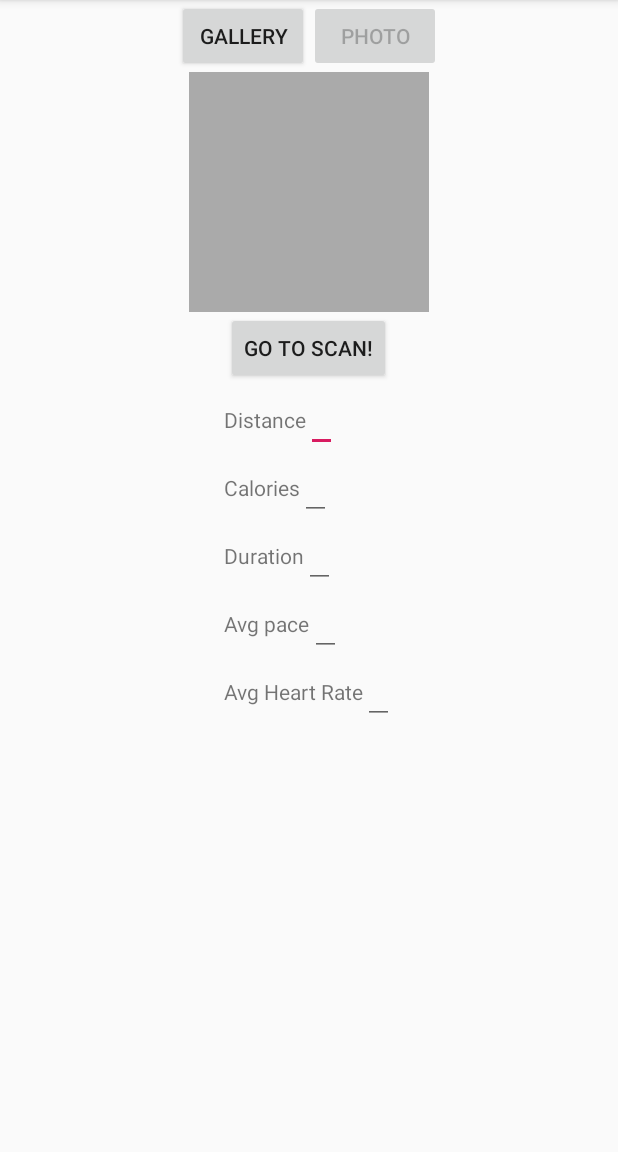
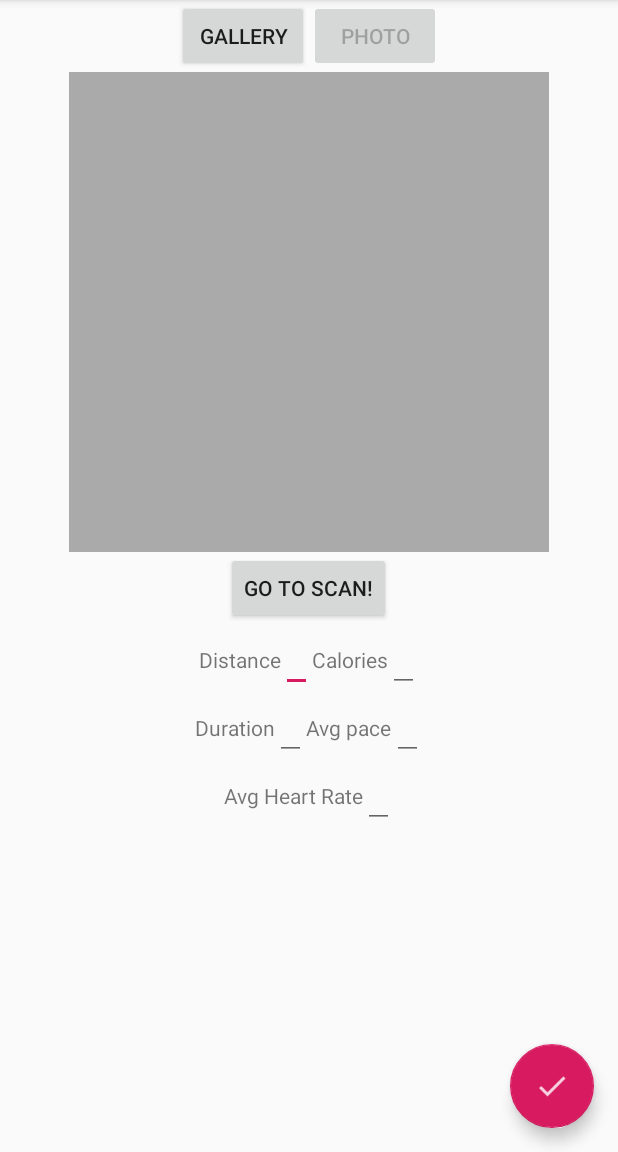
Before and after one commit to mizushou/runscanner, an Android app: the screen it shows after launch (MainActivity), on a phone screen of 412 x 824 dp, the part 84-1236 px from its top. Run offline under Robolectric (Android 15) with nearby library versions, the phone set to English and light mode, and no system bars; libraries missing offline, so code that uses them is left out: com.google.firebase.ml.

Commit message:
implemented a list with RecyclerView and FAB(FloatingActionButton) on MainActivity

```diff
--- a/app/build.gradle
+++ b/app/build.gradle
@@ -19,16 +19,17 @@ android {
 }
 
 dependencies {
-    implementation fileTree(dir: 'libs', include: ['*.jar'])
+    implementation fileTree(include: ['*.jar'], dir: 'libs')
     implementation 'com.android.support:appcompat-v7:27.1.1'
     implementation 'com.android.support.constraint:constraint-layout:1.1.1'
     testImplementation 'junit:junit:4.12'
     androidTestImplementation 'com.android.support.test:runner:1.0.2'
     androidTestImplementation 'com.android.support.test.espresso:espresso-core:3.0.2'
-
     // MK Kit dependencies
     implementation 'com.google.firebase:firebase-core:16.0.1'
     implementation 'com.google.firebase:firebase-ml-vision:16.0.0'
+    implementation 'com.android.support:recyclerview-v7:27.1.1'
+    implementation 'com.android.support:design:27.1.1'
 }
 
 apply plugin: 'com.google.gms.google-services'
--- a/app/src/main/res/layout/activity_main.xml
+++ b/app/src/main/res/layout/activity_main.xml
@@ -1,7 +1,24 @@
 <?xml version="1.0" encoding="utf-8"?>
-<LinearLayout xmlns:android="http://schemas.android.com/apk/res/android"
+
+<android.support.design.widget.CoordinatorLayout xmlns:android="http://schemas.android.com/apk/res/android"
+    xmlns:app="http://schemas.android.com/apk/res-auto"
+    android:layout_width="match_parent"
+    android:layout_height="match_parent">
+
+    <FrameLayout
+        android:id="@+id/contentFrame"
+        android:layout_width="match_parent"
+        android:layout_height="match_parent">
+
+        <LinearLayout
             android:layout_width="match_parent"
             android:layout_height="match_parent"
+            android:gravity="top|center"
+            android:orientation="vertical">
+
+            <LinearLayout
+                android:layout_width="match_parent"
+                android:layout_height="wrap_content"
                 android:gravity="top|center"
                 android:orientation="vertical">
 
@@ -26,8 +43,8 @@
 
                 <ImageView
                     android:id="@+id/run_photo"
-        android:layout_width="160dp"
-        android:layout_height="160dp"
+                    android:layout_width="320dp"
+                    android:layout_height="320dp"
                     android:background="@android:color/darker_gray"
                     android:cropToPadding="true"
                     android:scaleType="centerInside" />
@@ -38,10 +55,18 @@
                     android:layout_height="wrap_content"
                     android:text="@string/scan_button" />
 
+            </LinearLayout>
+
+            <LinearLayout
+                android:layout_width="match_parent"
+                android:layout_height="wrap_content"
+                android:gravity="top|center"
+                android:orientation="vertical">
+
                 <LinearLayout
                     android:layout_width="wrap_content"
                     android:layout_height="wrap_content"
-        android:orientation="vertical">
+                    android:orientation="horizontal">
 
                     <LinearLayout
                         android:layout_width="wrap_content"
@@ -77,6 +102,14 @@
 
                     </LinearLayout>
 
+                </LinearLayout>
+
+
+                <LinearLayout
+                    android:layout_width="wrap_content"
+                    android:layout_height="wrap_content"
+                    android:orientation="horizontal">
+
                     <LinearLayout
                         android:layout_width="wrap_content"
                         android:layout_height="wrap_content"
@@ -111,6 +144,13 @@
 
                     </LinearLayout>
 
+                </LinearLayout>
+
+
+                <LinearLayout
+                    android:layout_width="wrap_content"
+                    android:layout_height="wrap_content"
+                    android:orientation="horizontal">
 
                     <LinearLayout
                         android:layout_width="wrap_content"
@@ -132,3 +172,19 @@
                 </LinearLayout>
 
             </LinearLayout>
+
+
+        </LinearLayout>
+
+    </FrameLayout>
+
+    <android.support.design.widget.FloatingActionButton
+        android:id="@+id/fab"
+        android:layout_width="wrap_content"
+        android:layout_height="wrap_content"
+        android:layout_margin="16dp"
+        android:src="@drawable/ic_done"
+        app:layout_anchor="@id/contentFrame"
+        app:layout_anchorGravity="bottom|right|end" />
+
+</android.support.design.widget.CoordinatorLayout>
--- /dev/null
+++ b/app/src/main/res/layout/runs_frag.xml
@@ -0,0 +1,5 @@
+<?xml version="1.0" encoding="utf-8"?>
+<android.support.v7.widget.RecyclerView xmlns:android="http://schemas.android.com/apk/res/android"
+    android:id="@+id/run_recycler_view"
+    android:layout_width="match_parent"
+    android:layout_height="match_parent" />
--- /dev/null
+++ b/app/src/main/res/layout/single_frag_container_act.xml
@@ -0,0 +1,5 @@
+<?xml version="1.0" encoding="utf-8"?>
+<FrameLayout xmlns:android="http://schemas.android.com/apk/res/android"
+    android:id="@+id/single_frag_container"
+    android:layout_width="match_parent"
+    android:layout_height="match_parent" />
```
Also changed, not shown: app/src/main/AndroidManifest.xml (+11 -3 lines), app/src/main/java/com/example/shouhei/mlkitdemo/MainActivity.java (+4 -4 lines), app/src/main/java/com/example/shouhei/mlkitdemo/SingleFragmentActivity.java (added, +26 -0 lines), app/src/main/java/com/example/shouhei/mlkitdemo/data/Run.java (+7 -7 lines), app/src/main/java/com/example/shouhei/mlkitdemo/runs/Runs.java (+38 -11 lines), app/src/main/java/com/example/shouhei/mlkitdemo/runs/RunsActivity.java (added, +46 -0 lines), app/src/main/java/com/example/shouhei/mlkitdemo/runs/RunsFragment.java (added, +108 -0 lines), app/src/main/res/layout/list_item_run.xml (added, +20 -0 lines), app/src/main/res/drawable-hdpi/ic_done.png (added), app/src/main/res/drawable-mdpi/ic_done.png (added), app/src/main/res/drawable-xhdpi/ic_done.png (added), app/src/main/res/drawable-xxhdpi/ic_done.png (added). Lines whose indentation alone changed are shown as unchanged.
